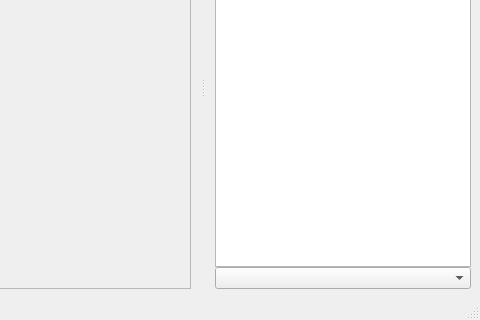
Old version of the form ui/MainWindow.ui in the repository ImageProcessing-ElectronicPublications/scantailor-deviant; both pictures show x 303 to 783 and y 144 to 464 of the 783 by 464 pixel window.
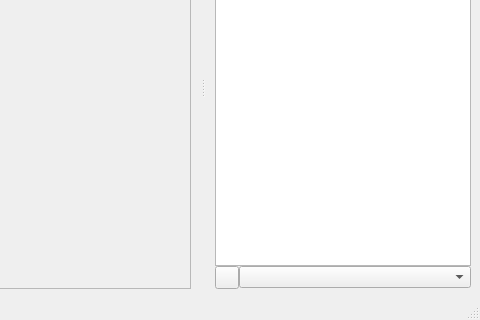
New version of the form. Icons and pictures are not drawn. Custom widgets are drawn as their Qt base class.

Commit message: A button to reset pages sorting

Patch:
```diff
--- a/ui/MainWindow.ui
+++ b/ui/MainWindow.ui
@@ -214,10 +214,42 @@
         </widget>
        </item>
        <item>
-        <widget class="QComboBox" name="sortOptions">
-         <property name="sizeAdjustPolicy">
-          <enum>QComboBox::AdjustToMinimumContentsLength</enum>
-         </property>
+        <widget class="QWidget" name="sortOptionsWgt" native="true">
+         <layout class="QHBoxLayout" name="horizontalLayout_4">
+          <property name="spacing">
+           <number>0</number>
+          </property>
+          <property name="leftMargin">
+           <number>0</number>
+          </property>
+          <property name="topMargin">
+           <number>0</number>
+          </property>
+          <property name="rightMargin">
+           <number>0</number>
+          </property>
+          <property name="bottomMargin">
+           <number>0</number>
+          </property>
+          <item>
+           <widget class="QToolButton" name="resetSortingBtn">
+            <property name="statusTip">
+             <string>Reset sorting to default</string>
+            </property>
+            <property name="icon">
+             <iconset>
+              <normaloff>:/icons/gimp-reset.png</normaloff>:/icons/gimp-reset.png</iconset>
+            </property>
+           </widget>
+          </item>
+          <item>
+           <widget class="QComboBox" name="sortOptions">
+            <property name="sizeAdjustPolicy">
+             <enum>QComboBox::AdjustToMinimumContentsLength</enum>
+            </property>
+           </widget>
+          </item>
+         </layout>
         </widget>
        </item>
       </layout>
```
Left out of the diff: 16 changed lines with no effect on the pictures. The commit also changes 5 other files.
